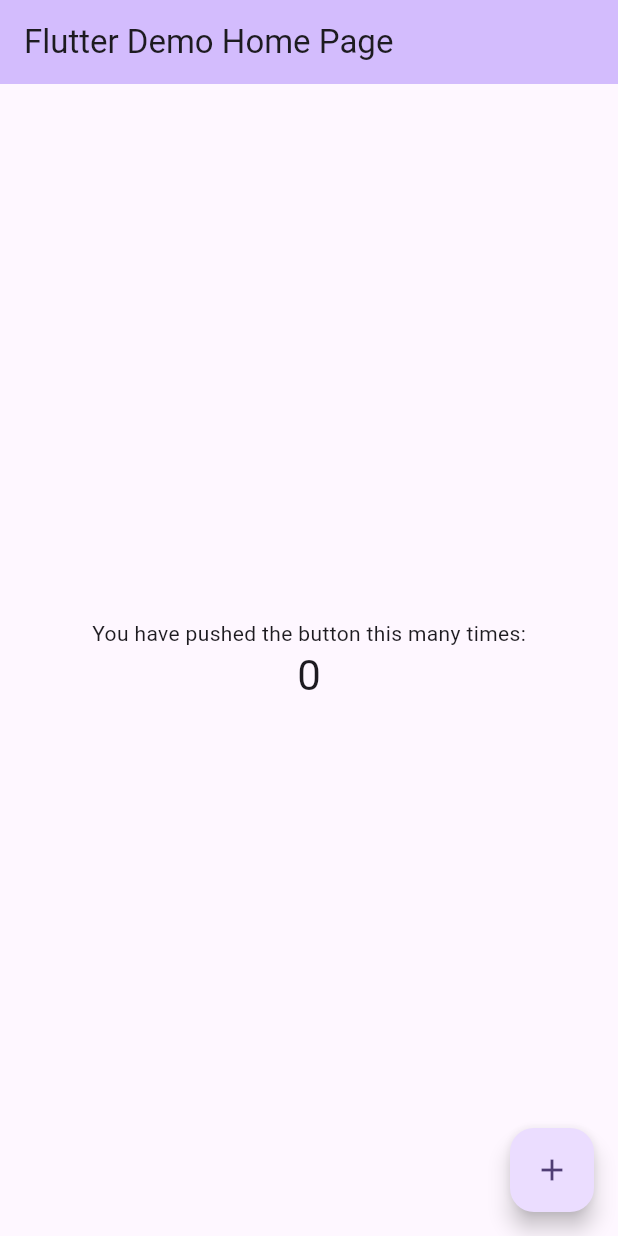
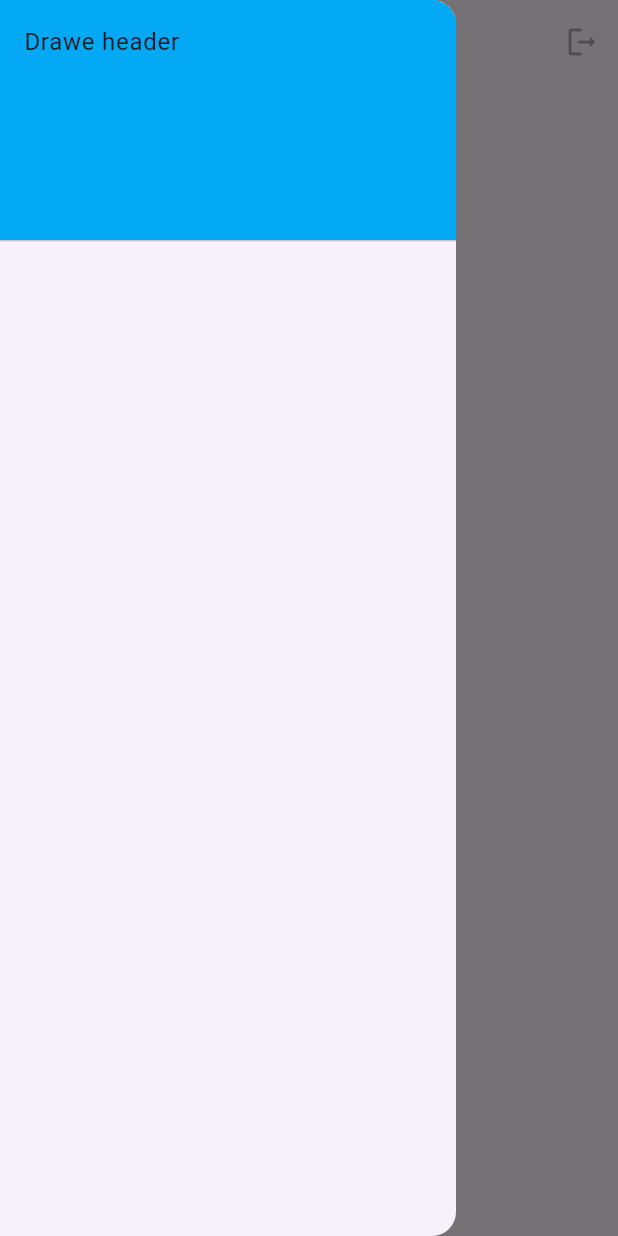
Before and after one commit to Sarethjs/byte, a Flutter app: the screen it shows after launch, with the side drawer open (before the commit the screen has no drawer), on a phone screen of 412 x 824 dp. Run offline on Flutter 3.47's test engine with Material 3 defaults, Android fonts, the phone set to English and light mode, and no system bars.

Commit message:
feat: HomeDrawer added

```diff
--- /dev/null
+++ b/lib/core/home/views/home_view.dart
@@ -0,0 +1,28 @@
+import 'package:byte/core/home/widgets/home_drawer.dart';
+import 'package:flutter/material.dart';
+
+class HomeView extends StatelessWidget {
+  const HomeView({super.key});
+
+  @override
+  Widget build(BuildContext context) {
+    return Scaffold(
+      appBar: AppBar(
+        leading: Builder(
+          builder: (context) => IconButton(
+            onPressed: () => Scaffold.of(context).openDrawer(),
+            icon: Icon(Icons.menu_rounded),
+          ),
+        ),
+        title: Text('Byte App'),
+        actions: [
+          IconButton(
+            onPressed: null,
+            icon: Icon(Icons.logout_rounded),
+          ),
+        ],
+      ),
+      drawer: HomeDrawer(),
+    );
+  }
+}
--- /dev/null
+++ b/lib/core/home/widgets/home_drawer.dart
@@ -0,0 +1,22 @@
+import 'package:flutter/material.dart';
+
+class HomeDrawer extends StatelessWidget {
+  const HomeDrawer({super.key});
+
+  @override
+  Widget build(BuildContext context) {
+    return Drawer(
+      child: ListView(
+        padding: EdgeInsets.zero,
+        children: [
+          DrawerHeader(
+            decoration: BoxDecoration(
+              color: Colors.lightBlue,
+            ),
+            child: Text('Drawe header'),
+          ),
+        ],
+      ),
+    );
+  }
+}
--- a/lib/main.dart
+++ b/lib/main.dart
@@ -1,125 +1,23 @@
+import 'package:byte/core/home/views/home_view.dart';
 import 'package:flutter/material.dart';
 
 void main() {
   runApp(const MyApp());
 }
 
-class MyApp extends StatelessWidget {
+class MyApp extends StatefulWidget {
   const MyApp({super.key});
 
-  // This widget is the root of your application.
+  @override
+  State<MyApp> createState() => _MyAppState();
+}
+
+class _MyAppState extends State<MyApp> {
   @override
   Widget build(BuildContext context) {
     return MaterialApp(
-      title: 'Flutter Demo',
-      theme: ThemeData(
-        // This is the theme of your application.
-        //
-        // TRY THIS: Try running your application with "flutter run". You'll see
-        // the application has a purple toolbar. Then, without quitting the app,
-        // try changing the seedColor in the colorScheme below to Colors.green
-        // and then invoke "hot reload" (save your changes or press the "hot
-        // reload" button in a Flutter-supported IDE, or press "r" if you used
-        // the command line to start the app).
-        //
-        // Notice that the counter didn't reset back to zero; the application
-        // state is not lost during the reload. To reset the state, use hot
-        // restart instead.
-        //
-        // This works for code too, not just values: Most code changes can be
-        // tested with just a hot reload.
-        colorScheme: ColorScheme.fromSeed(seedColor: Colors.deepPurple),
-        useMaterial3: true,
-      ),
-      home: const MyHomePage(title: 'Flutter Demo Home Page'),
+      debugShowCheckedModeBanner: false,
+      home: HomeView(),
     );
   }
 }
-
-class MyHomePage extends StatefulWidget {
-  const MyHomePage({super.key, required this.title});
-
-  // This widget is the home page of your application. It is stateful, meaning
-  // that it has a State object (defined below) that contains fields that affect
-  // how it looks.
-
-  // This class is the configuration for the state. It holds the values (in this
-  // case the title) provided by the parent (in this case the App widget) and
-  // used by the build method of the State. Fields in a Widget subclass are
-  // always marked "final".
-
-  final String title;
-
-  @override
-  State<MyHomePage> createState() => _MyHomePageState();
-}
-
-class _MyHomePageState extends State<MyHomePage> {
-  int _counter = 0;
-
-  void _incrementCounter() {
-    setState(() {
-      // This call to setState tells the Flutter framework that something has
-      // changed in this State, which causes it to rerun the build method below
-      // so that the display can reflect the updated values. If we changed
-      // _counter without calling setState(), then the build method would not be
-      // called again, and so nothing would appear to happen.
-      _counter++;
-    });
-  }
-
-  @override
-  Widget build(BuildContext context) {
-    // This method is rerun every time setState is called, for instance as done
-    // by the _incrementCounter method above.
-    //
-    // The Flutter framework has been optimized to make rerunning build methods
-    // fast, so that you can just rebuild anything that needs updating rather
-    // than having to individually change instances of widgets.
-    return Scaffold(
-      appBar: AppBar(
-        // TRY THIS: Try changing the color here to a specific color (to
-        // Colors.amber, perhaps?) and trigger a hot reload to see the AppBar
-        // change color while the other colors stay the same.
-        backgroundColor: Theme.of(context).colorScheme.inversePrimary,
-        // Here we take the value from the MyHomePage object that was created by
-        // the App.build method, and use it to set our appbar title.
-        title: Text(widget.title),
-      ),
-      body: Center(
-        // Center is a layout widget. It takes a single child and positions it
-        // in the middle of the parent.
-        child: Column(
-          // Column is also a layout widget. It takes a list of children and
-          // arranges them vertically. By default, it sizes itself to fit its
-          // children horizontally, and tries to be as tall as its parent.
-          //
-          // Column has various properties to control how it sizes itself and
-          // how it positions its children. Here we use mainAxisAlignment to
-          // center the children vertically; the main axis here is the vertical
-          // axis because Columns are vertical (the cross axis would be
-          // horizontal).
-          //
-          // TRY THIS: Invoke "debug painting" (choose the "Toggle Debug Paint"
-          // action in the IDE, or press "p" in the console), to see the
-          // wireframe for each widget.
-          mainAxisAlignment: MainAxisAlignment.center,
-          children: <Widget>[
-            const Text(
-              'You have pushed the button this many times:',
-            ),
-            Text(
-              '$_counter',
-              style: Theme.of(context).textTheme.headlineMedium,
-            ),
-          ],
-        ),
-      ),
-      floatingActionButton: FloatingActionButton(
-        onPressed: _incrementCounter,
-        tooltip: 'Increment',
-        child: const Icon(Icons.add),
-      ), // This trailing comma makes auto-formatting nicer for build methods.
-    );
-  }
-}
```
